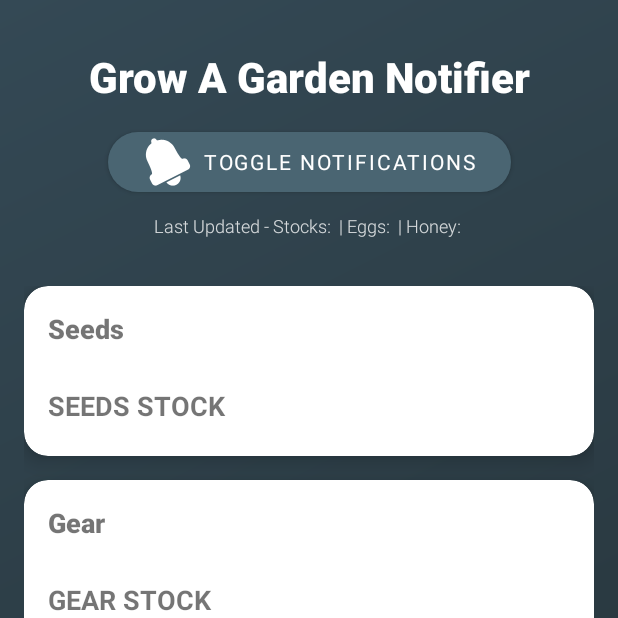
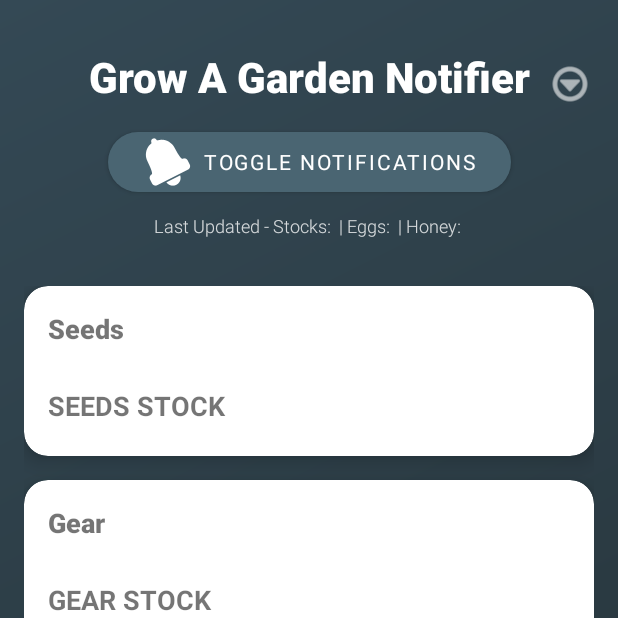
Before and after one commit to jonvicbarcenas/GAGgy, an Android app: the screen it shows after launch (MainActivity), on a phone screen of 412 x 824 dp, the top half of it. Run offline under Robolectric (Android 15) with nearby library versions, the phone set to English and light mode, and no system bars; our stand-ins replace Firebase (no records; nobody signed in at launch, a user with empty details on screens opened directly); 2 statements that could not run were skipped.

Commit message:
Implement app update checker, auto-start permission handling, and stock monitoring worker; update UI with menu button and notification settings

```diff
--- a/app/build.gradle.kts
+++ b/app/build.gradle.kts
@@ -13,7 +13,7 @@ android {
         minSdk = 24
         targetSdk = 34
         versionCode = 1
-        versionName = "1.0.2"
+        versionName = "1.0.3"
 
         testInstrumentationRunner = "androidx.test.runner.AndroidJUnitRunner"
     }
@@ -54,6 +54,7 @@ dependencies {
     implementation(libs.androidx.activity)
     implementation(libs.androidx.constraintlayout)
     implementation(libs.firebase.database)
+    implementation("androidx.work:work-runtime-ktx:2.9.0")
     testImplementation(libs.junit)
     androidTestImplementation(libs.androidx.junit)
     androidTestImplementation(libs.androidx.espresso.core)
--- /dev/null
+++ b/app/src/main/java/com/dainsleif/gaggy/GaggyApplication.kt
@@ -0,0 +1,70 @@
+package com.dainsleif.gaggy
+
+import android.app.Application
+import android.content.Intent
+import android.net.Uri
+import android.os.Build
+import android.os.PowerManager
+import android.provider.Settings
+import android.util.Log
+import androidx.work.Configuration
+import androidx.work.WorkManager
+import com.dainsleif.gaggy.util.WorkManagerUtil
+
+/**
+ * Custom Application class for GAGgy
+ */
+class GaggyApplication : Application(), Configuration.Provider {
+
+    private val TAG = "GaggyApplication"
+
+    override fun onCreate() {
+        super.onCreate()
+
+        Log.d(TAG, "Initializing application")
+
+        // Initialize WorkManager for background processing
+        initializeWorkManager()
+    }
+
+    /**
+     * Initialize WorkManager to schedule background tasks
+     */
+    private fun initializeWorkManager() {
+        Log.d(TAG, "Initializing WorkManager")
+
+        // Schedule the stock monitoring worker
+        WorkManagerUtil.scheduleStockMonitoring(this)
+    }
+
+    /**
+     * Request battery optimization exemption
+     * This should be called from MainActivity
+     */
+    fun requestBatteryOptimizationExemption() {
+        if (Build.VERSION.SDK_INT >= Build.VERSION_CODES.M) {
+            val powerManager = getSystemService(POWER_SERVICE) as PowerManager
+            val packageName = packageName
+            if (!powerManager.isIgnoringBatteryOptimizations(packageName)) {
+                try {
+                    val intent = Intent().apply {
+                        action = Settings.ACTION_REQUEST_IGNORE_BATTERY_OPTIMIZATIONS
+                        data = Uri.parse("package:$packageName")
+                    }
+                    intent.addFlags(Intent.FLAG_ACTIVITY_NEW_TASK)
+                    startActivity(intent)
+                } catch (e: Exception) {
+                    Log.e(TAG, "Failed to request battery optimization exemption: ${e.message}")
+                }
+            }
+        }
+    }
+
+    /**
+     * Provide WorkManager configuration
+     */
+    override val workManagerConfiguration: Configuration
+        get() = Configuration.Builder()
+            .setMinimumLoggingLevel(Log.DEBUG)
+            .build()
+}
--- a/app/src/main/java/com/dainsleif/gaggy/ui/main/MainActivity.kt
+++ b/app/src/main/java/com/dainsleif/gaggy/ui/main/MainActivity.kt
@@ -1,5 +1,6 @@
 package com.dainsleif.gaggy.ui.main
 
+import android.content.Context
 import android.content.Intent
 import android.content.pm.PackageManager
 import android.net.Uri
@@ -7,7 +8,9 @@ import android.os.Bundle
 import android.provider.Settings
 import android.view.View
 import android.widget.Button
+import android.widget.ImageButton
 import android.widget.LinearLayout
+import android.widget.PopupMenu
 import android.widget.TextView
 import android.widget.Toast
 import androidx.activity.enableEdgeToEdge
@@ -16,15 +19,19 @@ import androidx.appcompat.app.AppCompatActivity
 import androidx.core.view.ViewCompat
 import androidx.core.view.WindowInsetsCompat
 import androidx.lifecycle.ViewModelProvider
+import androidx.lifecycle.lifecycleScope
+import com.dainsleif.gaggy.GaggyApplication
 import com.dainsleif.gaggy.R
 import com.dainsleif.gaggy.data.models.Item
 import com.dainsleif.gaggy.notifications.NotificationChannelManager
 import com.dainsleif.gaggy.notifications.PermissionHandler
 import com.dainsleif.gaggy.ui.settings.NotificationSettingsActivity
+import com.dainsleif.gaggy.util.AppUpdateChecker
 import com.google.firebase.database.DataSnapshot
 import com.google.firebase.database.DatabaseError
 import com.google.firebase.database.FirebaseDatabase
 import com.google.firebase.database.ValueEventListener
+import kotlinx.coroutines.launch
 
 class MainActivity : AppCompatActivity() {
     private lateinit var seedsLayout: LinearLayout
@@ -33,9 +40,11 @@ class MainActivity : AppCompatActivity() {
     private lateinit var honeyLayout: LinearLayout
     private lateinit var lastUpdatedTextView: TextView
     private lateinit var notificationsButton: Button
+    private lateinit var menuButton: ImageButton
     private lateinit var viewModel: MainViewModel
     private lateinit var permissionHandler: PermissionHandler
     private lateinit var notificationChannelManager: NotificationChannelManager
+    private lateinit var appUpdateChecker: AppUpdateChecker
 
     override fun onCreate(savedInstanceState: Bundle?) {
         super.onCreate(savedInstanceState)
@@ -57,8 +66,17 @@ class MainActivity : AppCompatActivity() {
         notificationChannelManager = NotificationChannelManager(this)
         notificationChannelManager.createAllChannels()
 
+        // Initialize app update checker
+        appUpdateChecker = AppUpdateChecker(this)
+
         // Request permissions
         requestPermissions()
+
+        // Request battery optimization exemption
+        requestBatteryOptimizationExemption()
+
+        // Request auto-start permission for specific manufacturers
+        requestAutoStartPermission()
 
         // Initialize UI components
         initializeUI()
@@ -77,12 +95,35 @@ class MainActivity : AppCompatActivity() {
         honeyLayout = findViewById(R.id.honeyLayout)
         lastUpdatedTextView = findViewById(R.id.lastUpdatedTextView)
         notificationsButton = findViewById(R.id.notificationsButton)
+        menuButton = findViewById(R.id.menuButton)
 
         // Set up notification settings button
         notificationsButton.setOnClickListener {
             val intent = Intent(this, NotificationSettingsActivity::class.java)
             startActivity(intent)
         }
+
+        // Set up menu button
+        menuButton.setOnClickListener { view ->
+            showPopupMenu(view)
+        }
+    }
+
+    private fun showPopupMenu(view: View) {
+        val popupMenu = PopupMenu(this, view)
+        popupMenu.menuInflater.inflate(R.menu.main_menu, popupMenu.menu)
+
+        popupMenu.setOnMenuItemClickListener { menuItem ->
+            when (menuItem.itemId) {
+                R.id.menu_check_update -> {
+                    checkForUpdates()
+                    true
+                }
+                else -> false
+            }
+        }
+
+        popupMenu.show()
     }
 
     private fun observeViewModel() {
@@ -144,14 +185,11 @@ class MainActivity : AppCompatActivity() {
         }
     }
 
-    private fun requestPermissions() {
-        // Request notification permission if not granted
-        if (!permissionHandler.hasNotificationPermission()) {
-            permissionHandler.showNotificationPermissionDialog(this)
+    private fun checkForUpdates() {
+        lifecycleScope.launch {
+            val updateResult = appUpdateChecker.checkForUpdate()
+            appUpdateChecker.showUpdateDialog(updateResult)
         }
-
-        // Request battery optimization exemption
-        permissionHandler.requestBatteryOptimizationExemption(this)
     }
 
     private fun listenForLastUpdatedTimes() {
@@ -168,6 +206,27 @@ class MainActivity : AppCompatActivity() {
                 // Handle database error
             }
         })
+    }
+
+    private fun requestPermissions() {
+        // Request notification permission if not granted
+        if (!permissionHandler.hasNotificationPermission()) {
+            permissionHandler.showNotificationPermissionDialog(this)
+        }
+    }
+
+    private fun requestBatteryOptimizationExemption() {
+        (application as GaggyApplication).requestBatteryOptimizationExemption()
+    }
+
+    private fun requestAutoStartPermission() {
+        val sharedPreferences = getSharedPreferences("GaggyPrefs", Context.MODE_PRIVATE)
+        val autoStartRequested = sharedPreferences.getBoolean("autoStartRequested", false)
+
+        if (!autoStartRequested) {
+            com.dainsleif.gaggy.util.AutoStartHelper.getInstance().getAutoStartPermission(this)
+            sharedPreferences.edit().putBoolean("autoStartRequested", true).apply()
+        }
     }
 
     override fun onRequestPermissionsResult(
--- /dev/null
+++ b/app/src/main/java/com/dainsleif/gaggy/util/AutoStartHelper.kt
@@ -0,0 +1,106 @@
+package com.dainsleif.gaggy.util
+
+import android.content.ComponentName
+import android.content.Context
+import android.content.Intent
+import android.os.Build
+import android.util.Log
+
+/**
+ * Helper class to handle auto-start permissions on different device manufacturers
+ */
+class AutoStartHelper {
+
+    private val TAG = "AutoStartHelper"
+
+    companion object {
+        @Volatile
+        private var instance: AutoStartHelper? = null
+
+        fun getInstance(): AutoStartHelper {
+            return instance ?: synchronized(this) {
+                instance ?: AutoStartHelper().also { instance = it }
+            }
+        }
+    }
+
+    /**
+     * Get auto-start permission for the app
+     * This is needed on some devices like Xiaomi, Oppo, Vivo, etc.
+     */
+    fun getAutoStartPermission(context: Context) {
+        try {
+            val manufacturer = Build.MANUFACTURER.lowercase()
+            Log.d(TAG, "Device manufacturer: $manufacturer")
+
+            val intent = when {
+                // Xiaomi
+                manufacturer.contains("xiaomi") -> {
+                    Intent().apply {
+                        component = ComponentName(
+                            "com.miui.securitycenter",
+                            "com.miui.permcenter.autostart.AutoStartManagementActivity"
+                        )
+                    }
+                }
+                // Oppo
+                manufacturer.contains("oppo") -> {
+                    Intent().apply {
+                        component = ComponentName(
+                            "com.coloros.safecenter",
+                            "com.coloros.safecenter.permission.startup.StartupAppListActivity"
+                        )
+                    }
+                }
+                // Vivo
+                manufacturer.contains("vivo") -> {
+                    Intent().apply {
+                        component = ComponentName(
+                            "com.vivo.permissionmanager",
+                            "com.vivo.permissionmanager.activity.BgStartUpManagerActivity"
+                        )
+                    }
+                }
+                // Huawei
+                manufacturer.contains("huawei") -> {
+                    Intent().apply {
+                        component = ComponentName(
+                            "com.huawei.systemmanager",
+                            "com.huawei.systemmanager.optimize.process.ProtectActivity"
+                        )
+                    }
+                }
+                // Samsung
+                manufacturer.contains("samsung") -> {
+                    Intent().apply {
+                        component = ComponentName(
+                            "com.samsung.android.lool",
+                            "com.samsung.android.sm.ui.battery.BatteryActivity"
+                        )
+                    }
+                }
+                // OnePlus
+                manufacturer.contains("oneplus") -> {
+                    Intent().apply {
+                        component = ComponentName(
+                            "com.oneplus.security",
+                            "com.oneplus.security.chainlaunch.view.ChainLaunchAppListActivity"
+                        )
+                    }
+                }
+                // No known auto-start settings for this manufacturer
+                else -> null
+            }
+
+            if (intent != null) {
+                Log.d(TAG, "Attempting to open auto-start settings for $manufacturer")
+                intent.addFlags(Intent.FLAG_ACTIVITY_NEW_TASK)
+                context.startActivity(intent)
+            } else {
+                Log.d(TAG, "No known auto-start settings for $manufacturer")
+            }
+        } catch (e: Exception) {
+            Log.e(TAG, "Failed to open auto-start settings: ${e.message}")
+        }
+    }
+}
--- /dev/null
+++ b/app/src/main/java/com/dainsleif/gaggy/util/WorkManagerUtil.kt
@@ -0,0 +1,75 @@
+package com.dainsleif.gaggy.util
+
+import android.content.Context
+import android.util.Log
+import androidx.work.BackoffPolicy
+import androidx.work.Constraints
+import androidx.work.ExistingPeriodicWorkPolicy
+import androidx.work.NetworkType
+import androidx.work.PeriodicWorkRequestBuilder
+import androidx.work.WorkManager
+import java.util.concurrent.TimeUnit
+
+/**
+ * Utility class to manage WorkManager operations
+ */
+object WorkManagerUtil {
+    private const val TAG = "WorkManagerUtil"
+    private const val STOCK_MONITOR_WORK_NAME = "stock_monitor_work"
+
+    /**
+     * Schedule the stock monitoring worker to run periodically
+     */
+    fun scheduleStockMonitoring(context: Context) {
+        Log.d(TAG, "Scheduling stock monitoring worker")
+
+        // Define constraints - require network connection
+        val constraints = Constraints.Builder()
+            .setRequiredNetworkType(NetworkType.CONNECTED)
+            .setRequiresBatteryNotLow(false)
+            .build()
+
+        // Create a periodic work request that runs every 15 minutes
+        // The minimum interval is 15 minutes for API level 23+
+        val workRequest = PeriodicWorkRequestBuilder<StockMonitorWorker>(
+            15, TimeUnit.MINUTES
+        )
+            .setConstraints(constraints)
+            .setBackoffCriteria(
+                BackoffPolicy.LINEAR,
+                30, // 30 seconds initial backoff
+                TimeUnit.SECONDS
+            )
+            .addTag("stock_monitoring")
+            .build()
+
+        // Enqueue the work request, replacing any existing one
+        WorkManager.getInstance(context).enqueueUniquePeriodicWork(
+            STOCK_MONITOR_WORK_NAME,
+            ExistingPeriodicWorkPolicy.UPDATE,
+            workRequest
+        )
+
+        Log.d(TAG, "Stock monitoring worker scheduled")
+
+        // Also run it once immediately
+        val oneTimeWorkRequest = PeriodicWorkRequestBuilder<StockMonitorWorker>(
+            15, TimeUnit.MINUTES
+        )
+            .setConstraints(constraints)
+            .setInitialDelay(0, TimeUnit.SECONDS)
+            .addTag("stock_monitoring_immediate")
+            .build()
+
+        WorkManager.getInstance(context).enqueue(oneTimeWorkRequest)
+        Log.d(TAG, "Immediate stock monitoring worker scheduled")
+    }
+
+    /**
+     * Cancel the stock monitoring worker
+     */
+    fun cancelStockMonitoring(context: Context) {
+        Log.d(TAG, "Cancelling stock monitoring worker")
+        WorkManager.getInstance(context).cancelUniqueWork(STOCK_MONITOR_WORK_NAME)
+    }
+}
--- a/app/src/main/res/layout/activity_main.xml
+++ b/app/src/main/res/layout/activity_main.xml
@@ -30,6 +30,18 @@
                 style="@style/GAGgyTitle"
                 app:layout_constraintEnd_toEndOf="parent"
                 app:layout_constraintStart_toStartOf="parent"
+                app:layout_constraintTop_toTopOf="parent" />
+
+            <ImageButton
+                android:id="@+id/menuButton"
+                android:layout_width="48dp"
+                android:layout_height="48dp"
+                android:layout_marginEnd="8dp"
+                android:background="?attr/selectableItemBackgroundBorderless"
+                android:contentDescription="Menu"
+                android:src="@android:drawable/ic_menu_more"
+                android:tint="@android:color/white"
+                app:layout_constraintEnd_toEndOf="parent"
                 app:layout_constraintTop_toTopOf="parent" />
 
             <com.google.android.material.button.MaterialButton
--- /dev/null
+++ b/app/src/main/res/menu/main_menu.xml
@@ -0,0 +1,9 @@
+<?xml version="1.0" encoding="utf-8"?>
+<menu xmlns:android="http://schemas.android.com/apk/res/android"
+    xmlns:app="http://schemas.android.com/apk/res-auto">
+    <item
+        android:id="@+id/menu_check_update"
+        android:title="Check for Updates"
+        android:icon="@android:drawable/ic_menu_rotate"
+        app:showAsAction="never" />
+</menu>
--- /dev/null
+++ b/app/src/main/res/values-night/styles.xml
@@ -0,0 +1,19 @@
+<?xml version="1.0" encoding="utf-8"?>
+<resources>
+    <!-- Dialog Theme for better visibility in dark mode -->
+    <style name="DialogTheme" parent="ThemeOverlay.MaterialComponents.Dialog.Alert">
+        <item name="android:background">#2D2D2D</item>
+        <item name="android:textColorPrimary">@android:color/white</item>
+        <item name="android:textColor">@android:color/white</item>
+        <item name="colorAccent">@android:color/holo_blue_light</item>
+        <item name="buttonBarPositiveButtonStyle">@style/DialogButtonStyle</item>
+        <item name="buttonBarNegativeButtonStyle">@style/DialogButtonStyle</item>
+        <item name="buttonBarNeutralButtonStyle">@style/DialogButtonStyle</item>
+    </style>
+
+    <style name="DialogButtonStyle" parent="Widget.MaterialComponents.Button.TextButton.Dialog">
+        <item name="android:textColor">@android:color/holo_blue_light</item>
+        <item name="android:textSize">16sp</item>
+        <item name="android:textStyle">bold</item>
+    </style>
+</resources>
--- a/app/src/main/res/values/styles.xml
+++ b/app/src/main/res/values/styles.xml
@@ -20,6 +20,23 @@
 
         <!-- Custom font -->
         <item name="android:fontFamily">sans-serif</item>
+    </style>
+
+    <!-- Dialog Theme for better visibility in dark mode -->
+    <style name="DialogTheme" parent="ThemeOverlay.MaterialComponents.Dialog.Alert">
+        <item name="android:background">#2D2D2D</item>
+        <item name="android:textColorPrimary">@android:color/white</item>
+        <item name="android:textColor">@android:color/white</item>
+        <item name="colorAccent">@android:color/holo_blue_light</item>
+        <item name="buttonBarPositiveButtonStyle">@style/DialogButtonStyle</item>
+        <item name="buttonBarNegativeButtonStyle">@style/DialogButtonStyle</item>
+        <item name="buttonBarNeutralButtonStyle">@style/DialogButtonStyle</item>
+    </style>
+
+    <style name="DialogButtonStyle" parent="Widget.MaterialComponents.Button.TextButton.Dialog">
+        <item name="android:textColor">@android:color/holo_blue_light</item>
+        <item name="android:textSize">16sp</item>
+        <item name="android:textStyle">bold</item>
     </style>
 
     <!-- Card styles -->
```
Also changed, not shown: app/src/main/AndroidManifest.xml (+22 -0 lines), app/src/main/java/com/dainsleif/gaggy/data/ItemRepository.kt (+85 -0 lines), app/src/main/java/com/dainsleif/gaggy/receivers/BootCompletedReceiver.kt (added, +24 -0 lines), app/src/main/java/com/dainsleif/gaggy/util/AppUpdateChecker.kt (added, +80 -0 lines), app/src/main/java/com/dainsleif/gaggy/util/StockMonitorWorker.kt (added, +131 -0 lines), 5 other files.
